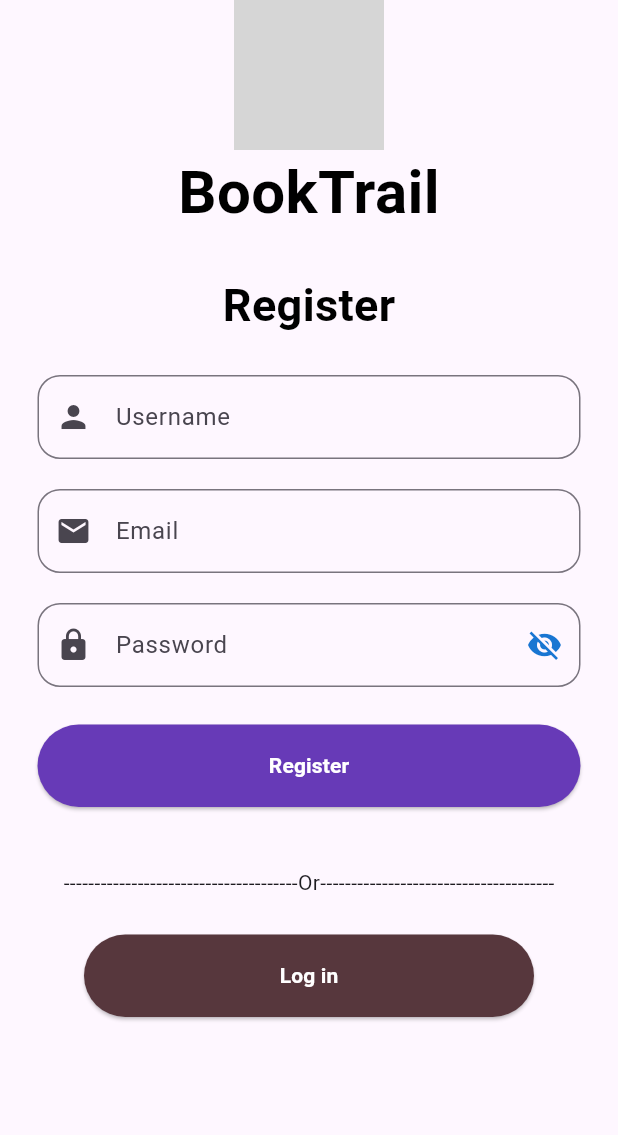
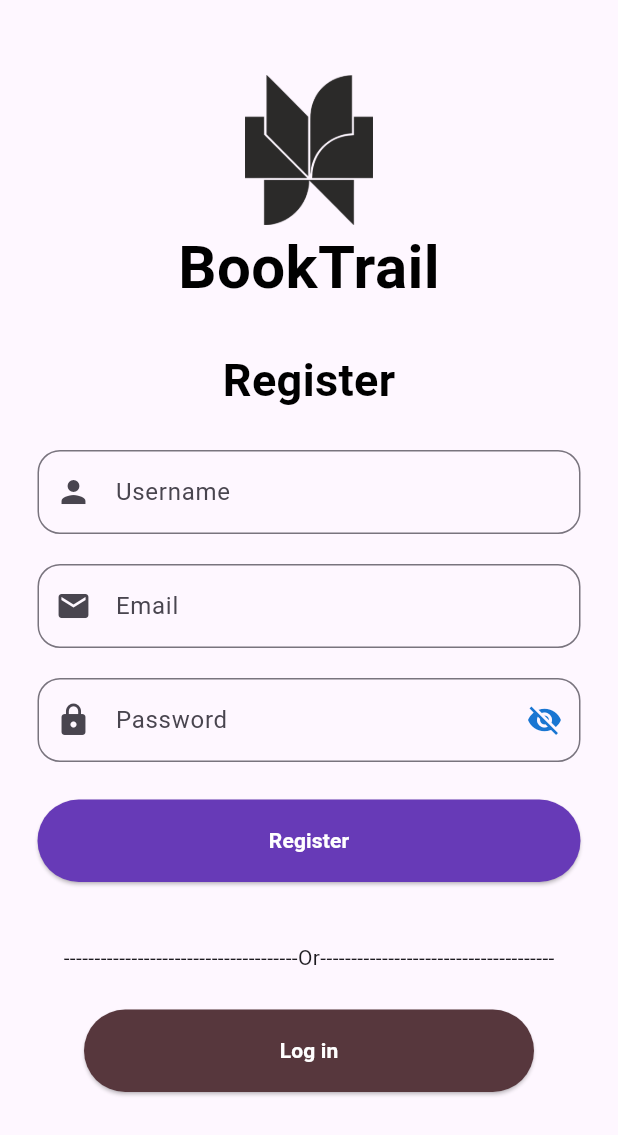
Before and after one commit to mohamed-ahmad2/BookTrail, a Flutter app: the Register screen opened directly, on a phone screen of 412 x 824 dp. Shown: the top 1135 px of the screen. Run offline on Flutter 3.47's test engine with Material 3 defaults, Android fonts, the light colour scheme and no system bars; our stand-ins replace fl_chart; key blocks and very long unbroken strings in the code were emptied for the run; grey boxes are pictures that could not be loaded.

Commit message:
chane network to asset in register first look file

```diff
--- a/lib/views/widgets/login_register/register_thefirstlook.dart
+++ b/lib/views/widgets/login_register/register_thefirstlook.dart
@@ -12,10 +12,8 @@ class _RegisterThefirstlookState extends State<RegisterThefirstlook> {
   Widget build(BuildContext context) {
     return Column(
       children: [
-        Image.network(
-          'images/logo.png',
-          width: 100,
-        ),
+        SizedBox(height: 50),
+        Image.asset('images/logo.png', width: 100, height: 100),
         Center(
           child: Text(
             'BookTrail',
```
